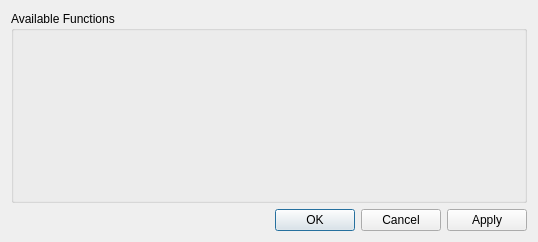
Above: gui/pulsed/ui_pulsed_main_gui_settings_block_gen.ui from Ulm-IQO/qudi before the change. Below: the same form after it.
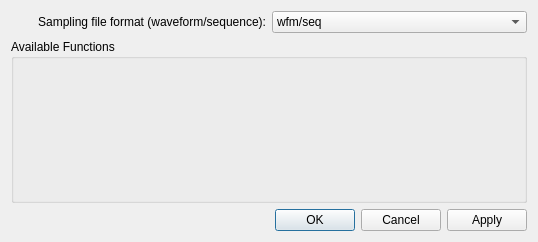
That is the form after the change.

Commit message: Introduced a new setting in the block generator settings dialogue. The file format for sampled hardware files (i.e. wfm/seq) can be set there.

What changed in the file:
```diff
--- a/gui/pulsed/ui_pulsed_main_gui_settings_block_gen.ui
+++ b/gui/pulsed/ui_pulsed_main_gui_settings_block_gen.ui
@@ -28,6 +28,35 @@
        </layout>
       </widget>
      </item>
+     <item row="0" column="1">
+      <widget class="QComboBox" name="sampled_file_format_comboBox">
+       <item>
+        <property name="text">
+         <string>wfm/seq</string>
+        </property>
+       </item>
+       <item>
+        <property name="text">
+         <string>wfmx/seqx</string>
+        </property>
+       </item>
+       <item>
+        <property name="text">
+         <string>fpga/fpga</string>
+        </property>
+       </item>
+      </widget>
+     </item>
+     <item row="0" column="0">
+      <widget class="QLabel" name="label">
+       <property name="text">
+        <string>Sampling file format (waveform/sequence):</string>
+       </property>
+       <property name="alignment">
+        <set>Qt::AlignRight|Qt::AlignTrailing|Qt::AlignVCenter</set>
+       </property>
+      </widget>
+     </item>
     </layout>
    </item>
    <item row="2" column="0">
```
The commit also changes 3 other files.
